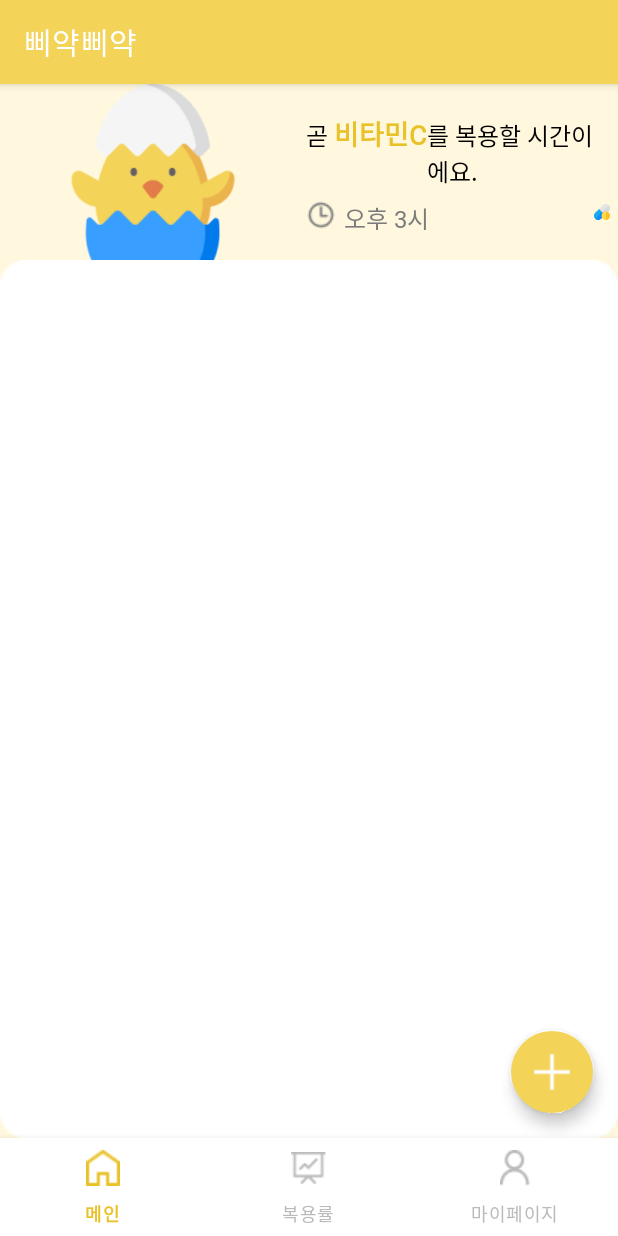
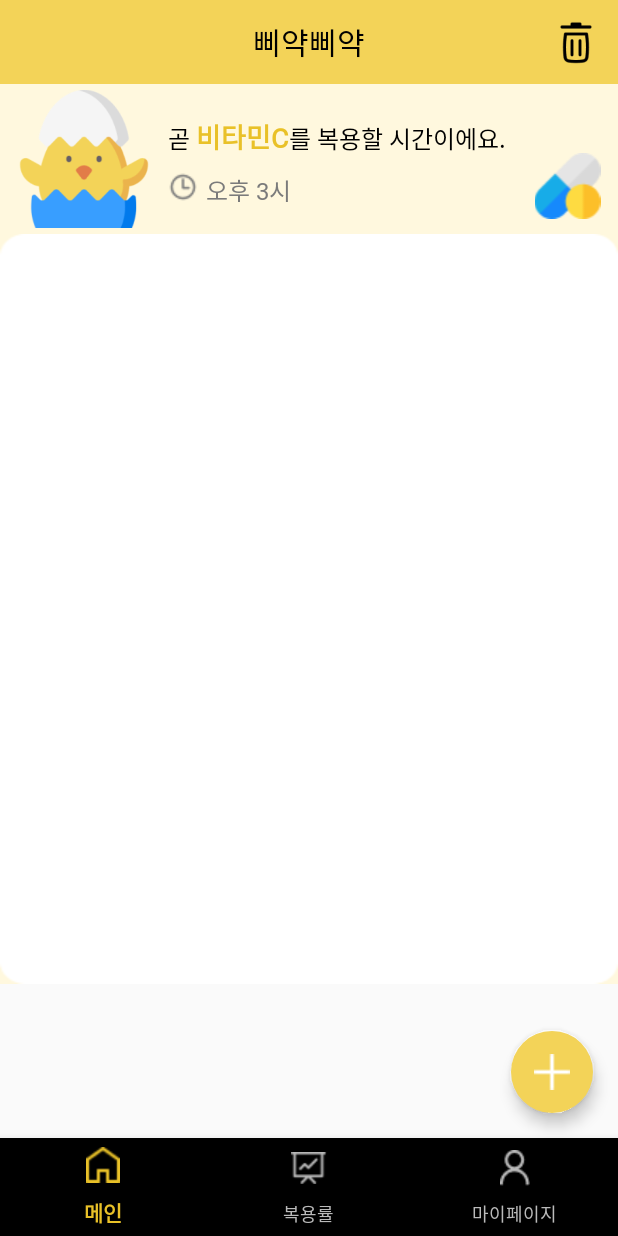
Before and after one commit to Maaaaeari/Chick, an Android app: the screen it shows after launch (MainActivity), on a phone screen of 412 x 824 dp. Run offline under Robolectric (Android 15) with nearby library versions, the phone set to English and light mode, and no system bars; 3 statements that could not run were skipped.

Commit message:
수정ing

```diff
--- a/app/src/main/java/com/example/chick/MainFragment.kt
+++ b/app/src/main/java/com/example/chick/MainFragment.kt
@@ -1,19 +1,34 @@
 package com.example.chick
 
+import android.content.Intent
 import android.os.Bundle
 import androidx.fragment.app.Fragment
 import android.view.LayoutInflater
 import android.view.View
 import android.view.ViewGroup
+import android.widget.Button
+import androidx.core.content.ContextCompat
 
 class MainFragment : Fragment() {
+
+    lateinit var btnPlus : Button
 
     override fun onCreateView(
         inflater: LayoutInflater, container: ViewGroup?,
         savedInstanceState: Bundle?
     ): View? {
+        var view = LayoutInflater.from(activity).inflate(R.layout.fragment_main, container, false)
+        btnPlus = view.findViewById(R.id.btnDelete)
+
+        btnPlus.setOnClickListener{
+            //val intent = Intent(activity, SharePostActivity::class.java)
+            //startActivity(intent)
+        }
+
         // Inflate the layout for this fragment
-        return inflater.inflate(R.layout.fragment_main, container, false)
+        //return inflater.inflate(R.layout.fragment_main, container, false)
+
+        return view
     }
 
 
--- a/app/src/main/res/layout/fragment_main.xml
+++ b/app/src/main/res/layout/fragment_main.xml
@@ -11,11 +11,43 @@
     android:orientation="vertical"
     tools:context=".MainFragment">
 
+    <androidx.constraintlayout.widget.ConstraintLayout
+        android:layout_width="match_parent"
+        android:layout_height="match_parent">
+
+        <androidx.appcompat.widget.Toolbar
+            android:id="@+id/toolbar"
+            android:layout_width="match_parent"
+            android:layout_height="wrap_content"
+            android:background="?attr/colorPrimary"
+            android:minHeight="?attr/actionBarSize"
+            android:theme="?attr/actionBarTheme"
+            app:layout_constraintEnd_toEndOf="parent"
+            app:layout_constraintStart_toStartOf="parent"
+            app:layout_constraintTop_toTopOf="parent"
+            app:menu="@menu/menu_top_delete">
+
+            <TextView
+                android:id="@+id/txtToolbar"
+                android:layout_width="wrap_content"
+                android:layout_height="wrap_content"
+                android:layout_gravity="center"
+                android:fontFamily="@font/jejugothic"
+                android:text="삐약삐약"
+                android:textColor="#000000"
+                android:textSize="20sp"
+                tools:layout_editor_absoluteX="173dp"
+                tools:layout_editor_absoluteY="16dp" />
+        </androidx.appcompat.widget.Toolbar>
+
         <LinearLayout
             android:layout_width="match_parent"
-        android:layout_height="match_parent"
+            android:layout_height="wrap_content"
             android:background="#FFF8DE"
-        android:orientation="vertical">
+            android:orientation="vertical"
+            app:layout_constraintEnd_toEndOf="parent"
+            app:layout_constraintStart_toStartOf="parent"
+            app:layout_constraintTop_toBottomOf="@+id/toolbar">
 
             <LinearLayout
                 android:layout_width="match_parent"
@@ -26,8 +58,8 @@
 
                 <ImageView
                     android:id="@+id/imageView2"
-                android:layout_width="wrap_content"
-                android:layout_height="wrap_content"
+                    android:layout_width="100dp"
+                    android:layout_height="100dp"
                     android:layout_gravity="bottom"
                     android:layout_weight="1"
                     android:src="@drawable/ic_main_chick" />
@@ -137,6 +169,8 @@
 
         </LinearLayout>
 
+    </androidx.constraintlayout.widget.ConstraintLayout>
+
     <com.google.android.material.floatingactionbutton.FloatingActionButton
         android:id="@+id/btnMainAdd"
         android:layout_width="wrap_content"
--- /dev/null
+++ b/app/src/main/res/menu/menu_top_delete.xml
@@ -0,0 +1,10 @@
+<?xml version="1.0" encoding="utf-8"?>
+<menu xmlns:android="http://schemas.android.com/apk/res/android"
+    xmlns:app="http://schemas.android.com/apk/res-auto">
+
+    <item
+        android:id = "@+id/btnDelete"
+        android:icon="@drawable/ic_delete"
+        android:title="plus"
+        app:showAsAction="always" />
+</menu>
--- a/app/src/main/res/values/themes.xml
+++ b/app/src/main/res/values/themes.xml
@@ -1,6 +1,6 @@
 <resources xmlns:tools="http://schemas.android.com/tools">
     <!-- Base application theme. -->
-    <style name="Theme.Chick" parent="Theme.MaterialComponents.DayNight.DarkActionBar">
+    <style name="Theme.Chick" parent="Theme.AppCompat.Light.NoActionBar">
         <!-- Primary brand color. -->
         <item name="colorPrimary">@color/purple_500</item>
         <item name="colorPrimaryVariant">@color/purple_700</item>
```
Also changed, not shown: app/src/main/res/drawable-v24/ic_delete.png (added). Lines whose indentation alone changed are shown as unchanged.
